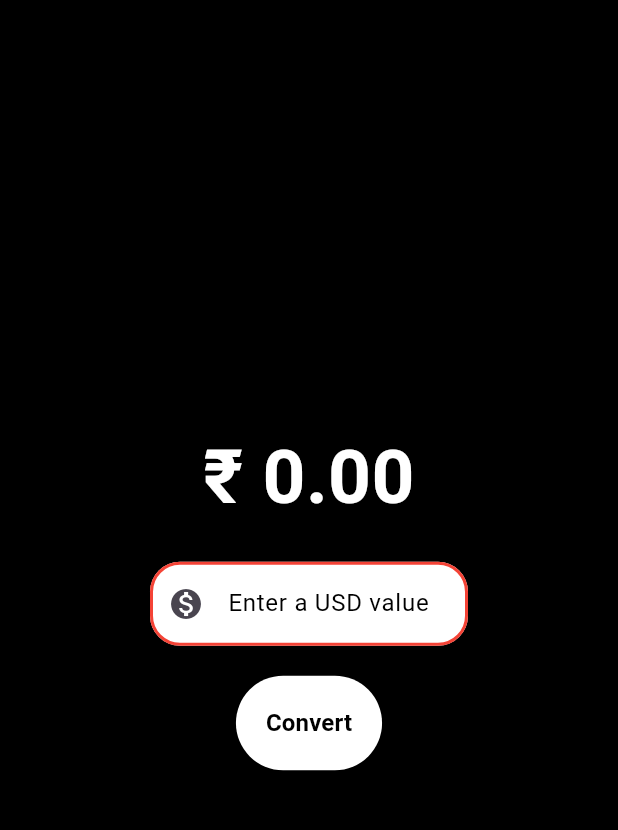
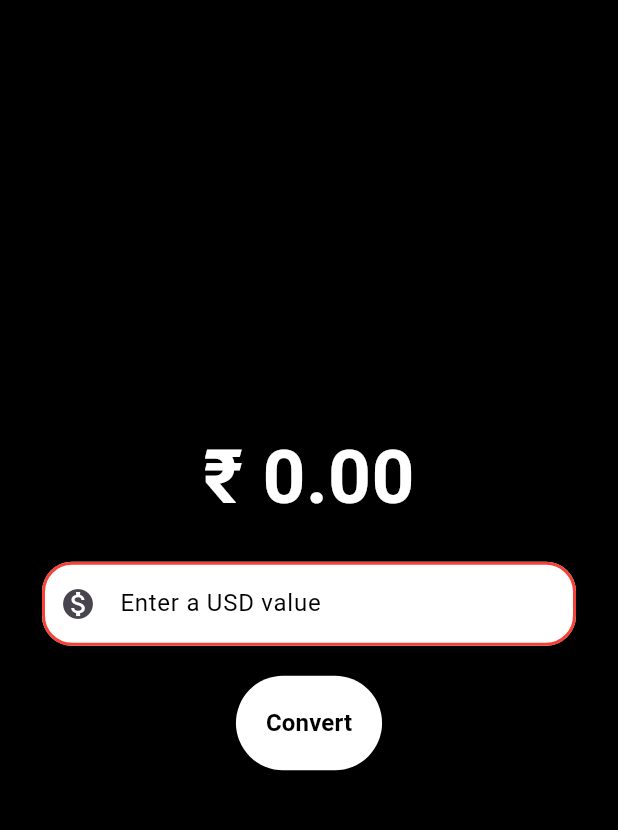
Before and after one commit to premchandsharma/usd_to_inr_flutter, a Flutter app: the screen it shows after launch, on a phone screen of 412 x 824 dp, the part 63-893 px from its top. Run offline on Flutter 3.47's test engine with Material 3 defaults, Android fonts, the phone set to English and light mode, and no system bars.

Commit message:
added maxWidth constraint

```diff
--- a/lib/currency_converter_material_page.dart
+++ b/lib/currency_converter_material_page.dart
@@ -52,7 +52,8 @@ class _CurrencyConverterMeterialPage
               ),
             ),
             Container(
-              padding: const EdgeInsets.fromLTRB(100, 20, 100, 20),
+              constraints: const BoxConstraints(maxWidth: 500),
+              padding: const EdgeInsets.fromLTRB(28, 20, 28, 20),
               child: TextField(
                 controller: textEditingController,
                 style: const TextStyle(
```
